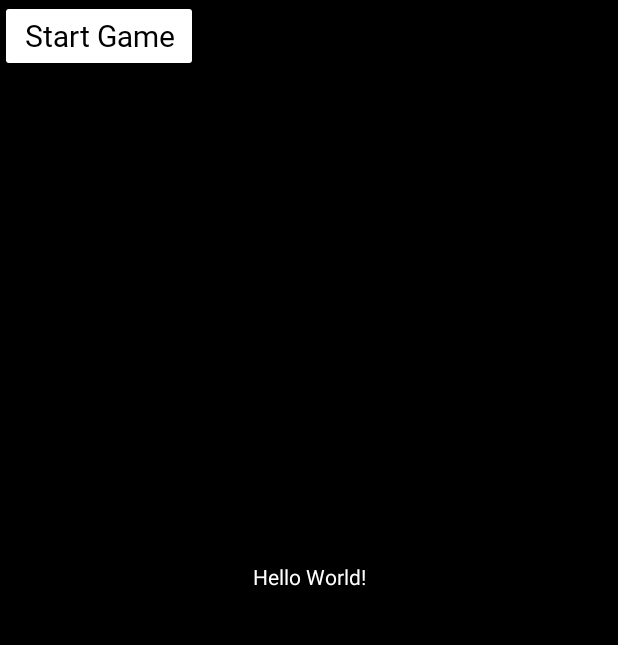
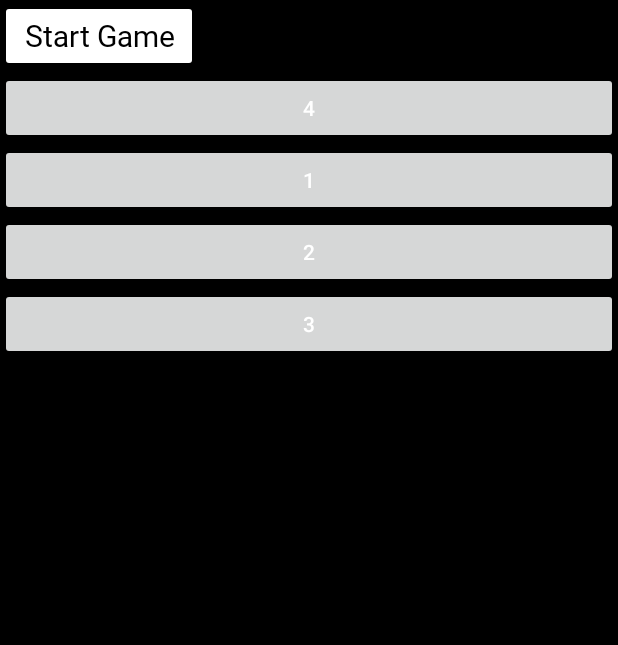
Before and after one commit to JakobLindner/MMUE21_LM7_Oozed, an Android app: the screen it shows after launch (MainActivity), on a phone screen of 412 x 824 dp, the part 84-729 px from its top. Run offline under Robolectric (Android 15) with nearby library versions, the phone set to English and light mode, and no system bars; our stand-ins replace Room's generated code; pictures from the network do not load; Roboto replaces fonts that are not available here.

Commit message:
Add level selection to main screen; change blocker and player constructor param lookDir to upDir

```diff
--- a/app/src/main/java/at/ac/tuwien/mmue_lm7/GameActivity.java
+++ b/app/src/main/java/at/ac/tuwien/mmue_lm7/GameActivity.java
@@ -19,6 +19,8 @@ import at.ac.tuwien.mmue_lm7.game.Score;
  */
 public class GameActivity extends FullscreenActivity {
     private static final String TAG = "GameActivity";
+
+    public static final String START_LEVEL_KEY = "startLevel";
 
     private GameSurfaceView gameView;
 
--- a/app/src/main/java/at/ac/tuwien/mmue_lm7/GameSurfaceView.java
+++ b/app/src/main/java/at/ac/tuwien/mmue_lm7/GameSurfaceView.java
@@ -39,8 +39,8 @@ public class GameSurfaceView extends SurfaceView implements SurfaceHolder.Callba
         getHolder().addCallback(this);
         setFocusable(true);
 
-        //TODO pass parameters to game coming from somewhere
-        game = new Game(context);
+        String startLevel = getActivity().getIntent().getStringExtra(GameActivity.START_LEVEL_KEY);
+        game = new Game(context,startLevel==null||startLevel.isEmpty()?"1":startLevel);
         gestureDetector = new GestureDetectorCompat(context,new GameGestureListener());
         Log.d(TAG, "Initialize GameSurfaceView");
     }
--- a/app/src/main/java/at/ac/tuwien/mmue_lm7/MainActivity.java
+++ b/app/src/main/java/at/ac/tuwien/mmue_lm7/MainActivity.java
@@ -4,12 +4,19 @@ import androidx.appcompat.app.AppCompatActivity;
 
 import android.content.Intent;
 import android.os.Bundle;
+import android.util.Log;
 import android.view.View;
+import android.widget.Button;
+import android.widget.LinearLayout;
 
+import java.io.IOException;
+
+import at.ac.tuwien.mmue_lm7.game.LevelLoader;
 import at.ac.tuwien.mmue_lm7.game.ScoreDatabase;
 import at.ac.tuwien.mmue_lm7.game.resources.SoundSystem;
 
 public class MainActivity extends AppCompatActivity {
+    public static final String TAG = "MainActivity";
 
     @Override
     protected void onCreate(Bundle savedInstanceState) {
@@ -21,11 +28,61 @@ public class MainActivity extends AppCompatActivity {
 
         //initialize sound system
         SoundSystem.load(getApplicationContext());
+
+        //init level list
+        LinearLayout list = findViewById(R.id.level_list);
+        if(list!=null) {
+            String[] levels = getLevelNames();
+            int i = 0;
+            for(String level : levels) {
+                int dotIndex = level.lastIndexOf('.');
+                String noEnding = dotIndex==-1?level:level.substring(0,dotIndex);
+
+                Button button = new Button(this);
+                button.setText(noEnding);
+                button.setId(i++);
+                button.setOnClickListener(v -> {
+                    startGame(noEnding);
+                });
+
+                list.addView(button);
+            }
+        }
     }
 
     public void onStartButtonClicked(View view) {
+        startGame("1");
+    }
+
+    private void startGame(String startLevel) {
         //Switch to game activity
         Intent intent = new Intent(this, GameActivity.class);
+        intent.putExtra(GameActivity.START_LEVEL_KEY,startLevel);
         startActivity(intent);
     }
+
+    /**
+     * @return array of all levels (files + coded)
+     */
+    private String[] getLevelNames() {
+        //load level file names
+        String[] levelFiles = new String[0];
+        try {
+            levelFiles = getAssets().list("levels");
+        } catch(IOException e) {
+            Log.e(TAG, "Exception listing level files", e);
+        }
+
+        //combine file list and coded level list
+        String[] combined = new String[levelFiles.length+LevelLoader.levelsByName.size()];
+        int i = 0;
+        for(int filesI = 0;filesI<levelFiles.length;++i,++filesI)
+            combined[i] = levelFiles[filesI];
+        for(String level : LevelLoader.levelsByName.keySet()) {
+            combined[i] = level;
+            ++i;
+        }
+
+        return combined;
+    }
 }
--- a/app/src/main/java/at/ac/tuwien/mmue_lm7/game/level/builder/BlockerBuilder.java
+++ b/app/src/main/java/at/ac/tuwien/mmue_lm7/game/level/builder/BlockerBuilder.java
@@ -18,8 +18,8 @@ public class BlockerBuilder extends LevelPartBuilder<BlockerBuilder>{
     }
 
     public BlockerBuilder orient(Direction upDir, boolean clockwise) {
-        blocker.direction = upDir.rotateCW();
-        blocker.runningCW = !clockwise;
+        blocker.upDir = upDir;
+        blocker.runningCW = clockwise;
         return this;
     }
 
--- a/app/src/main/java/at/ac/tuwien/mmue_lm7/game/level/builder/PlayerBuilder.java
+++ b/app/src/main/java/at/ac/tuwien/mmue_lm7/game/level/builder/PlayerBuilder.java
@@ -18,7 +18,7 @@ public class PlayerBuilder extends LevelPartBuilder<PlayerBuilder>{
     }
 
     public PlayerBuilder orient(Direction upDir, boolean clockwise) {
-        player.direction = upDir.rotateCW();
+        player.upDir = upDir;
         player.runningCW = clockwise;
         return this;
     }
--- a/app/src/main/res/layout/activity_main.xml
+++ b/app/src/main/res/layout/activity_main.xml
@@ -6,14 +6,10 @@
     android:layout_height="match_parent"
     tools:context=".MainActivity">
 
-    <TextView
-        android:layout_width="wrap_content"
-        android:layout_height="wrap_content"
-        android:text="Hello World!"
-        app:layout_constraintBottom_toBottomOf="parent"
-        app:layout_constraintLeft_toLeftOf="parent"
-        app:layout_constraintRight_toRightOf="parent"
-        app:layout_constraintTop_toTopOf="parent" />
+    <LinearLayout
+        android:layout_width="match_parent"
+        android:layout_height="match_parent"
+        android:orientation="vertical">
 
         <Button
             android:id="@+id/startGame"
@@ -21,8 +17,18 @@
             android:layout_width="wrap_content"
             android:layout_height="wrap_content"
             android:onClick="onStartButtonClicked"
-        android:text="Start Game"
-        tools:layout_editor_absoluteX="159dp"
-        tools:layout_editor_absoluteY="375dp" />
+            android:text="Start Game" />
+
+        <ScrollView
+            android:layout_width="match_parent"
+            android:layout_height="match_parent">
+
+            <LinearLayout
+                android:id="@+id/level_list"
+                android:layout_width="match_parent"
+                android:layout_height="wrap_content"
+                android:orientation="vertical" />
+        </ScrollView>
+    </LinearLayout>
 
 </androidx.constraintlayout.widget.ConstraintLayout>
```
Also changed, not shown: app/src/main/java/at/ac/tuwien/mmue_lm7/game/Game.java (+9 -2 lines), app/src/main/java/at/ac/tuwien/mmue_lm7/game/LevelLoader.java (+7 -5 lines), app/src/main/java/at/ac/tuwien/mmue_lm7/game/ObjectFactories.java (+4 -4 lines), app/src/main/java/at/ac/tuwien/mmue_lm7/game/level/Blocker.java (+4 -7 lines), app/src/main/java/at/ac/tuwien/mmue_lm7/game/level/Player.java (+4 -4 lines), app/src/main/java/at/ac/tuwien/mmue_lm7/game/objects/Blocker.java (+4 -4 lines), app/src/main/java/at/ac/tuwien/mmue_lm7/game/objects/Player.java (+4 -4 lines). Lines whose indentation alone changed are shown as unchanged.
